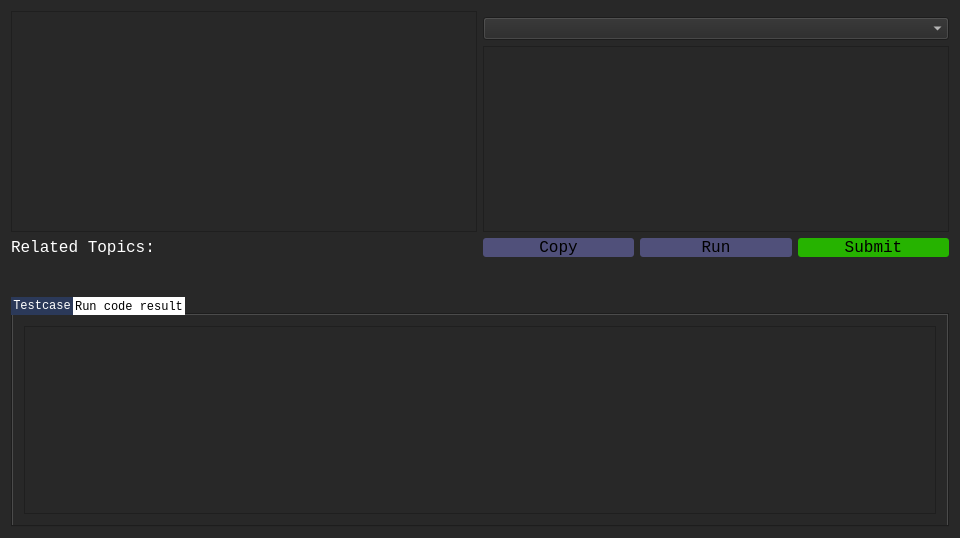
The window that src/UI/TaskViewer.ui (akukhta/LeetCodeApp) describes before a commit, drawn with Qt 5.
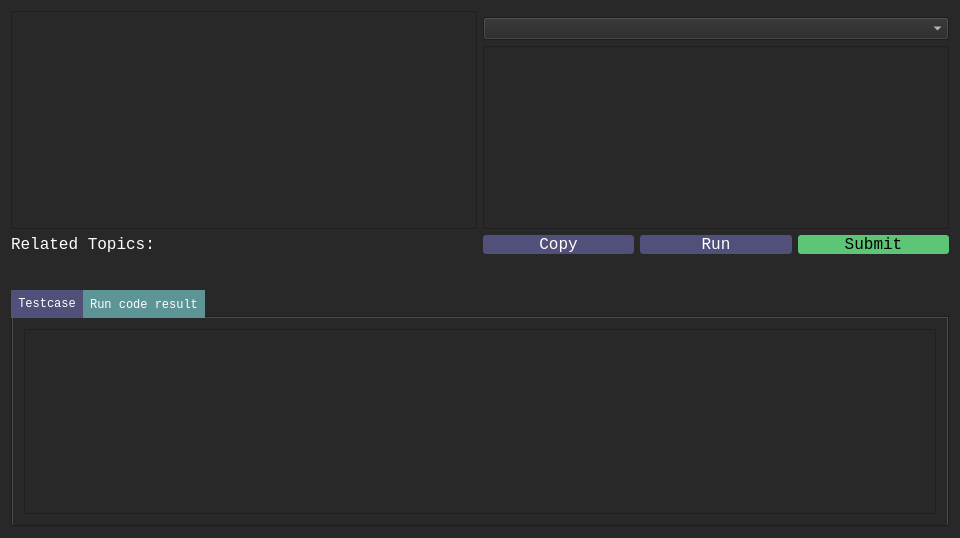
The same window after the commit.

Diff of the .ui file:
```diff
--- a/src/UI/TaskViewer.ui
+++ b/src/UI/TaskViewer.ui
@@ -117,6 +117,7 @@
             <property name="styleSheet">
              <string notr="true">QPushButton
 {
+		color: white;
 		border:2px;
 		background: 2px solid  rgb(80, 80, 122);
 		border-radius: 3px;
@@ -143,6 +144,7 @@
             <property name="styleSheet">
              <string notr="true">QPushButton
 {
+		color: white;
 		border:2px;
 		background: 2px solid  rgb(80, 80, 122);
 		border-radius: 3px;
@@ -170,8 +172,13 @@
              <string notr="true">QPushButton
 {
 		border:2px;
-		background: 2px solid rgb(38, 179, 0);
+		background: 2px solid rgb(92, 197, 118);
 		border-radius: 3px;
+}
+
+QPushButton:hover:!pressed
+{
+background: 2px solid rgb(182, 250, 157);
 }</string>
             </property>
             <property name="text">
@@ -195,14 +202,13 @@
 
 QTabBar::tab {
   color: white;
-  background: rgb(43, 57, 89); 
+  background: rgb(80, 80, 122); 
   border: solid rgb(40,40,40); 
-  padding: 2px;
+  padding: 7px;
 } 
 
 QTabBar::tab:selected { 
-  color: black;
-  background: white; 
+  background: rgb(93, 148, 149); 
   margin-bottom: -1px; 
 }</string>
           </property>
```
Left out of the diff: 2 changed lines with no effect on the pictures.
